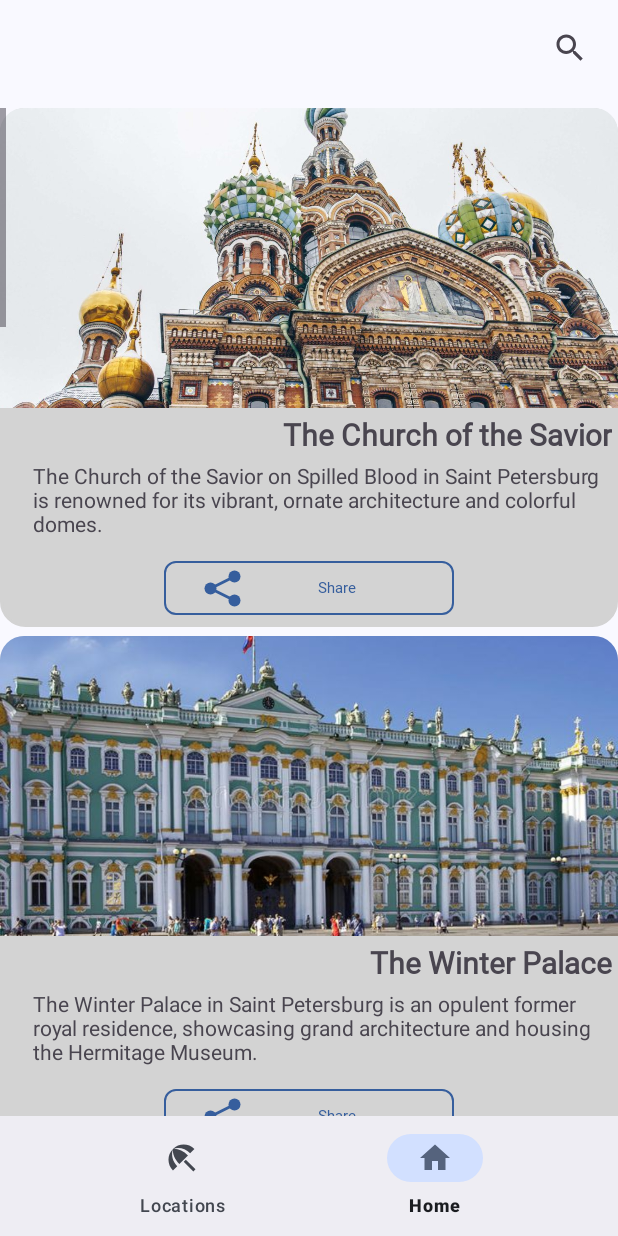
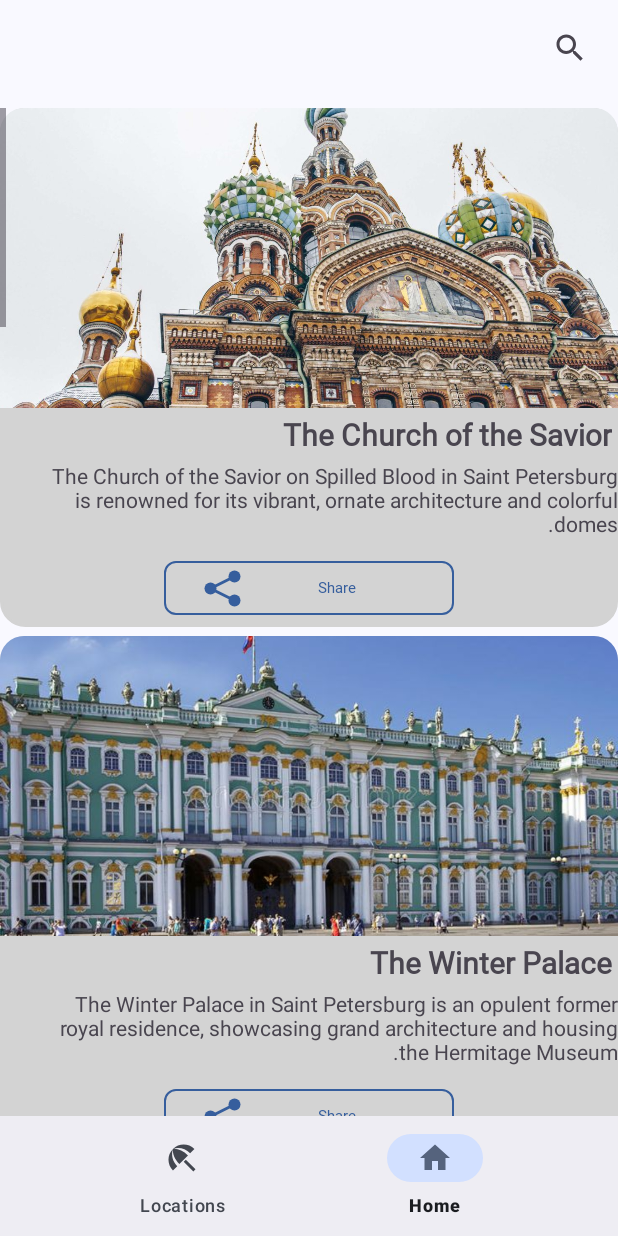
Before and after one commit to alaaeddinezorgani/static-tourism-app, an Android app: the fragment LocationsFragment placed in its activity, on a phone screen of 412 x 824 dp. Run offline under Robolectric (Android 15) with nearby library versions, the light colour scheme and no system bars; libraries missing offline, so code that uses them is left out: com.smarteist.autoimageslider; 5 statements that could not run were skipped.

Commit message:
Attemptied on fixing ar text direction (unsuccessful but getting there)

```diff
--- a/app/src/main/res/layout/fragment_locations.xml
+++ b/app/src/main/res/layout/fragment_locations.xml
@@ -25,6 +25,7 @@
         android:layout_below="@id/search_view"
         android:divider="@android:color/transparent"
         android:dividerHeight="6dp"
+        android:textDirection="locale"
         />
     <View
         android:layout_width="match_parent"
--- a/app/src/main/res/layout/list_item.xml
+++ b/app/src/main/res/layout/list_item.xml
@@ -30,7 +30,8 @@
         android:paddingTop="4dp"
         android:paddingBottom="4dp"
         android:paddingLeft="12dp"
-        android:fontFamily="@font/sf_pro_text_black"/>
+        android:fontFamily="@font/sf_pro_text_black"
+        android:textDirection="locale"/>
     <TextView
         android:layout_width="400dp"
         android:layout_height="wrap_content"
```
